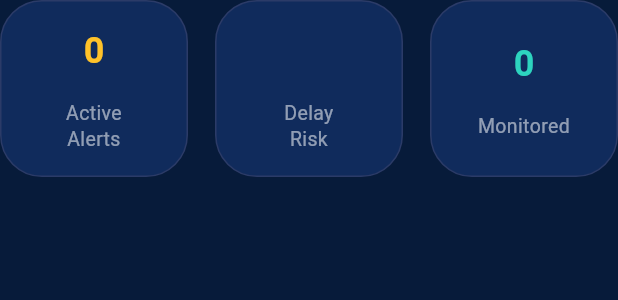
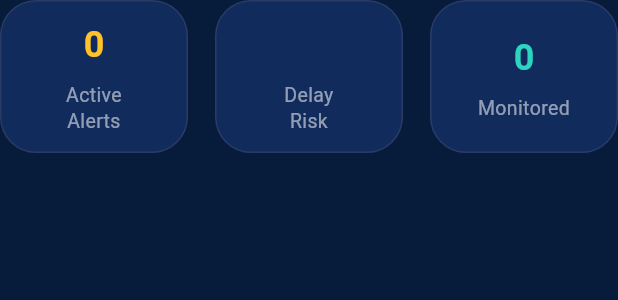
Before and after one commit to FluxtonX/FlyRedi, a Flutter app: the MonitoringStatsRow widget shown alone on an empty page, opened directly with empty values, on a phone screen of 412 x 824 dp. Shown: the top 300 px of the screen. Run offline on Flutter 3.47's test engine with Material 3 defaults, Android fonts, the phone set to English and light mode, and no system bars; our stand-ins replace device_preview, dio, firebase_auth, firebase_core, firebase_messaging, get and 1 more; accounts and stored records are empty.

Commit message:
refactor: update UI layout and styling of flight monitor cards and stats components

```diff
--- a/lib/features/traveller/widgets/monitoring_stats_row.dart
+++ b/lib/features/traveller/widgets/monitoring_stats_row.dart
@@ -53,11 +53,11 @@ class MonitoringStatsRow extends StatelessWidget {
   ) {
     return Container(
       padding: EdgeInsets.symmetric(
-        vertical: 16,
+        vertical: 12,
       ),
       decoration: BoxDecoration(
         color: Theme.of(context).colorScheme.surface,
-        borderRadius: BorderRadius.circular(28),
+        borderRadius: BorderRadius.circular(24),
         border: Border.all(
           color: Theme.of(context).colorScheme.outline,
         ),
@@ -73,7 +73,7 @@ class MonitoringStatsRow extends StatelessWidget {
               fontWeight: FontWeight.bold,
             ),
           ),
-          SizedBox(height: 16),
+          SizedBox(height: 8),
           Text(
             title,
             textAlign: TextAlign.center,
```
Also changed, not shown: lib/features/traveller/widgets/flight_monitor_card.dart (+45 -22 lines).
